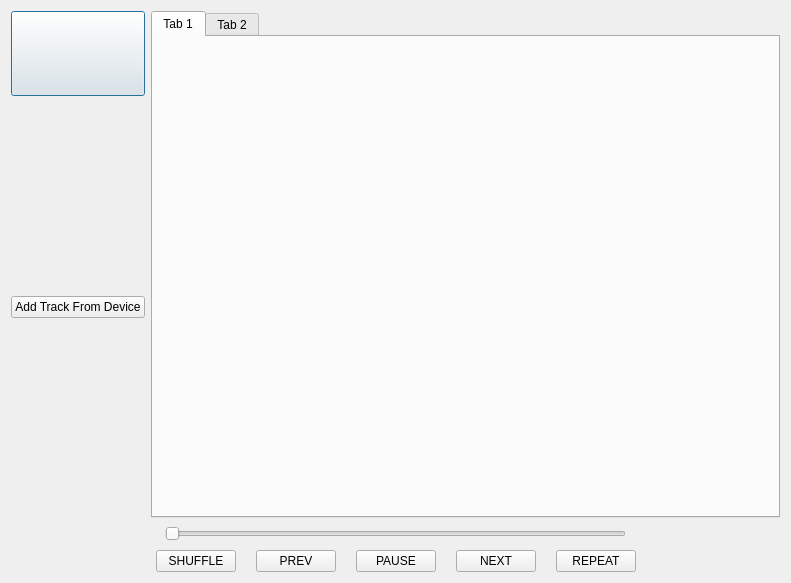
First picture: the form in src/mainpage.ui, repository NiskashY/AudioPlayer, before the edit.
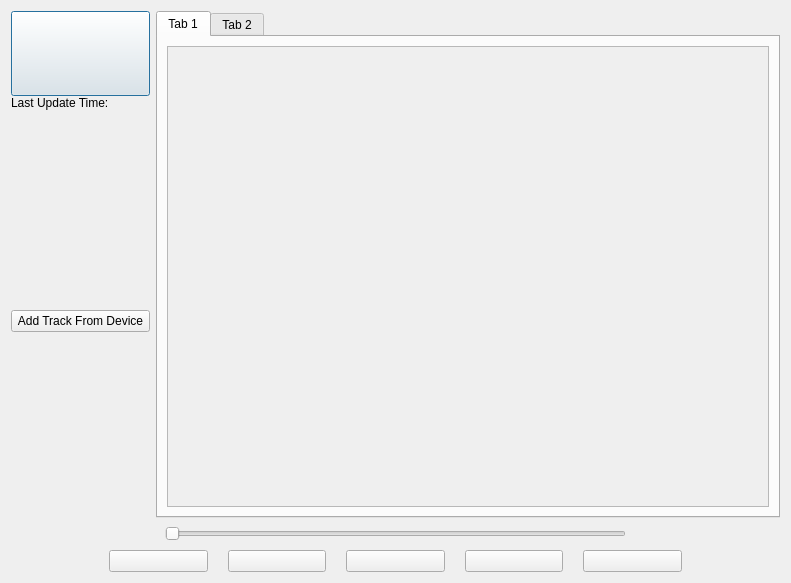
Second picture: the form after the edit. The open tabs and pages were chosen to show the change.

Commit message: add next, prev, track, tracks playing one by another

```diff
--- a/src/mainpage.ui
+++ b/src/mainpage.ui
@@ -15,9 +15,9 @@
   </property>
   <layout class="QVBoxLayout" name="verticalLayout">
    <item>
-    <layout class="QVBoxLayout" name="MainWindowLayout">
+    <layout class="QVBoxLayout" name="MainWindowLayout" stretch="6,1">
      <item>
-      <layout class="QHBoxLayout" name="TopWindowLayout" stretch="2,10">
+      <layout class="QHBoxLayout" name="TopWindowLayout" stretch="2,9">
        <item>
         <layout class="QVBoxLayout" name="SidePannelLayout" stretch="1,5">
          <property name="spacing">
@@ -69,6 +69,20 @@
            <property name="rightMargin">
             <number>0</number>
            </property>
+           <item>
+            <widget class="QLabel" name="timeInfoLabel">
+             <property name="text">
+              <string>Last Update Time:</string>
+             </property>
+            </widget>
+           </item>
+           <item>
+            <widget class="QLabel" name="lastUpdateTimeLabel">
+             <property name="text">
+              <string/>
+             </property>
+            </widget>
+           </item>
            <item>
             <spacer name="verticalSpacer">
              <property name="orientation">
@@ -143,21 +157,26 @@
               </attribute>
               <layout class="QHBoxLayout" name="horizontalLayout">
                <item>
-                <layout class="QVBoxLayout" name="verticalLayout_2">
-                 <item>
-                  <spacer name="verticalSpacer_3">
-                   <property name="orientation">
-                    <enum>Qt::Vertical</enum>
-                   </property>
-                   <property name="sizeHint" stdset="0">
-                    <size>
-                     <width>20</width>
-                     <height>40</height>
-                    </size>
-                   </property>
-                  </spacer>
-                 </item>
-                </layout>
+                <widget class="QScrollArea" name="scrollArea_2">
+                 <property name="widgetResizable">
+                  <bool>true</bool>
+                 </property>
+                 <widget class="QWidget" name="scrollAreaWidgetContentsLikes">
+                  <property name="geometry">
+                   <rect>
+                    <x>0</x>
+                    <y>0</y>
+                    <width>590</width>
+                    <height>419</height>
+                   </rect>
+                  </property>
+                  <layout class="QVBoxLayout" name="verticalLayout_3">
+                   <item>
+                    <layout class="QVBoxLayout" name="likesVLayout"/>
+                   </item>
+                  </layout>
+                 </widget>
+                </widget>
                </item>
               </layout>
              </widget>
@@ -257,7 +276,7 @@
           </layout>
          </item>
          <item>
-          <layout class="QHBoxLayout" name="TrackControllLayout">
+          <layout class="QHBoxLayout" name="TrackControllLayout" stretch="2,2,2,2,2,2,2">
            <property name="spacing">
             <number>20</number>
            </property>
@@ -280,21 +299,21 @@
            <item>
             <widget class="QPushButton" name="ShuffleButton">
              <property name="text">
-              <string>SHUFFLE</string>
+              <string/>
              </property>
             </widget>
            </item>
            <item>
             <widget class="QPushButton" name="PrevButton">
              <property name="text">
-              <string>PREV</string>
+              <string/>
              </property>
             </widget>
            </item>
            <item>
             <widget class="QPushButton" name="PauseButton">
              <property name="text">
-              <string>PAUSE</string>
+              <string/>
              </property>
              <property name="iconSize">
               <size>
@@ -307,14 +326,14 @@
            <item>
             <widget class="QPushButton" name="NextButton">
              <property name="text">
-              <string>NEXT</string>
+              <string/>
              </property>
             </widget>
            </item>
            <item>
             <widget class="QPushButton" name="RepeatButton">
              <property name="text">
-              <string>REPEAT</string>
+              <string/>
              </property>
             </widget>
            </item>
```
Left out of the diff: 32 changed lines with no effect on the pictures. The commit also changes 85 other files.
